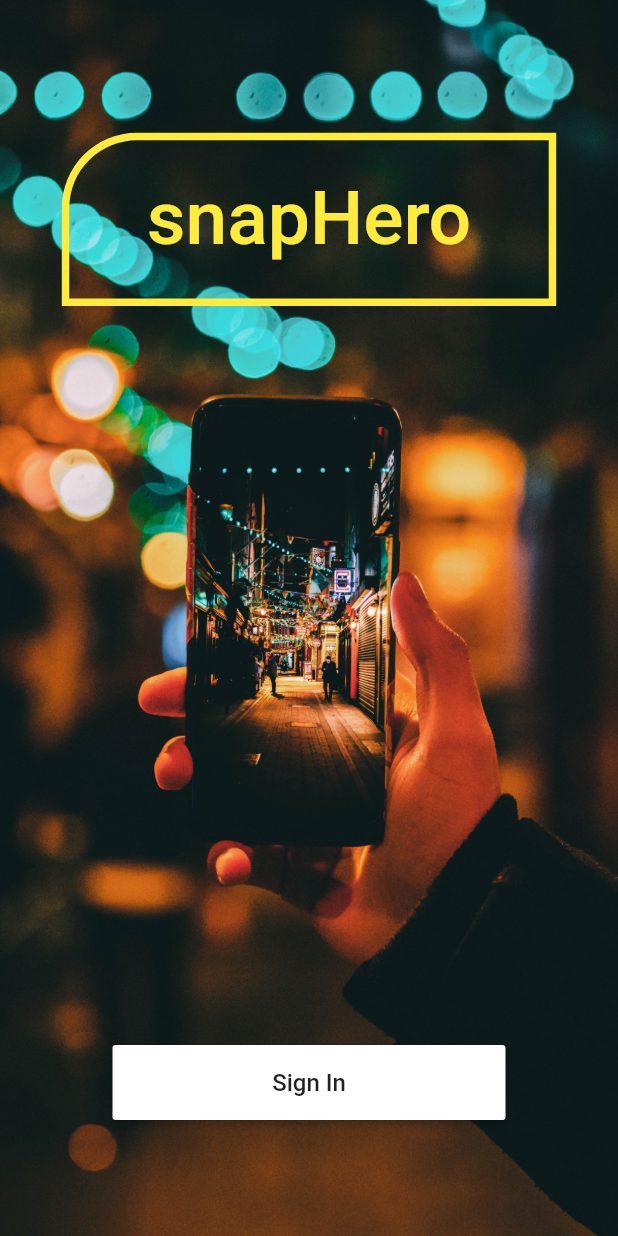
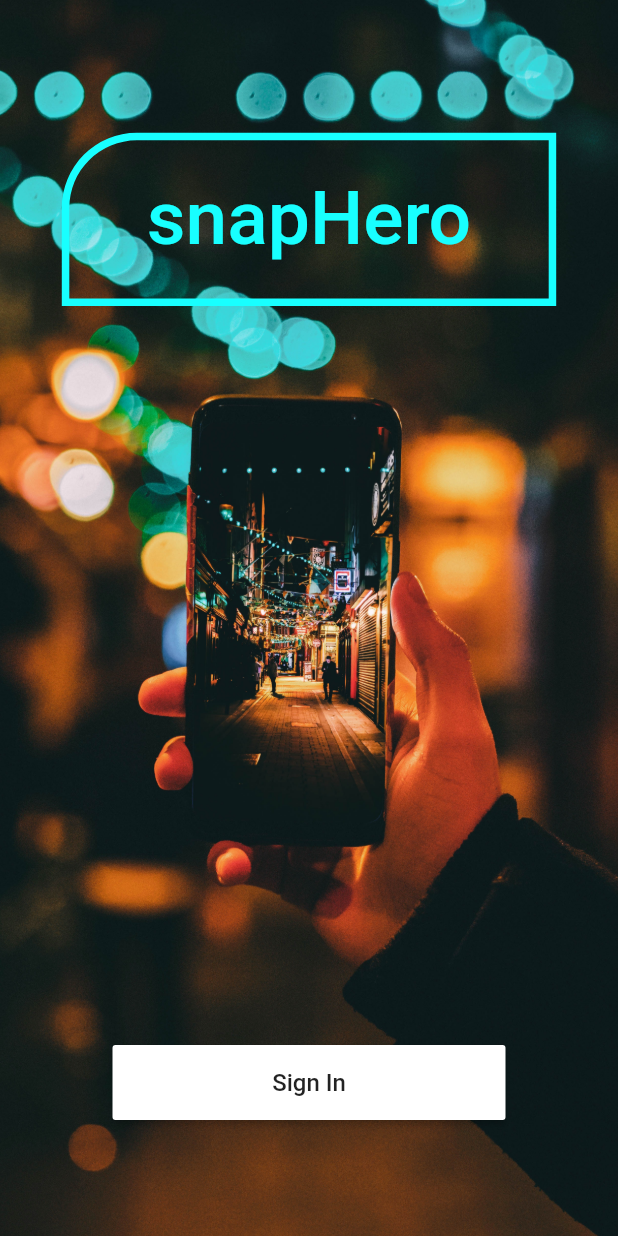
Before and after one commit to cbeardsmore/SnapBounty, a Flutter app: the screen it shows after launch, on a phone screen of 412 x 824 dp. Run offline on Flutter 3.47's test engine with Material 2 defaults, Android fonts, the phone set to English and light mode, and no system bars; our stand-ins replace cloud_firestore; accounts and stored records are empty.

Commit message:
New android icons + round icons + new color theming

```diff
--- a/lib/main.dart
+++ b/lib/main.dart
@@ -11,11 +11,12 @@ class MainApp extends StatelessWidget {
     return MaterialApp(
       title: 'snapHero',
       theme: new ThemeData(
-        primaryColor: Colors.yellow,
-        accentColor: Colors.yellow,
+        primaryColor: Color(0xFF18FFFF),
+        primaryColorLight: Color(0xFF76FFFF),
+        primaryColorDark: Color(0xFF00CBCC),
+        accentColor: Color(0XFF37464F),
         cardColor: Colors.grey[300],
         iconTheme: new IconThemeData(color: Colors.black),
-        dividerColor: Colors.black,
       ),
       home: new AuthPage(),
       routes: {
```
Also changed, not shown: lib/widgets/gradient_app_bar.dart (+5 -4 lines), 12 other files.
